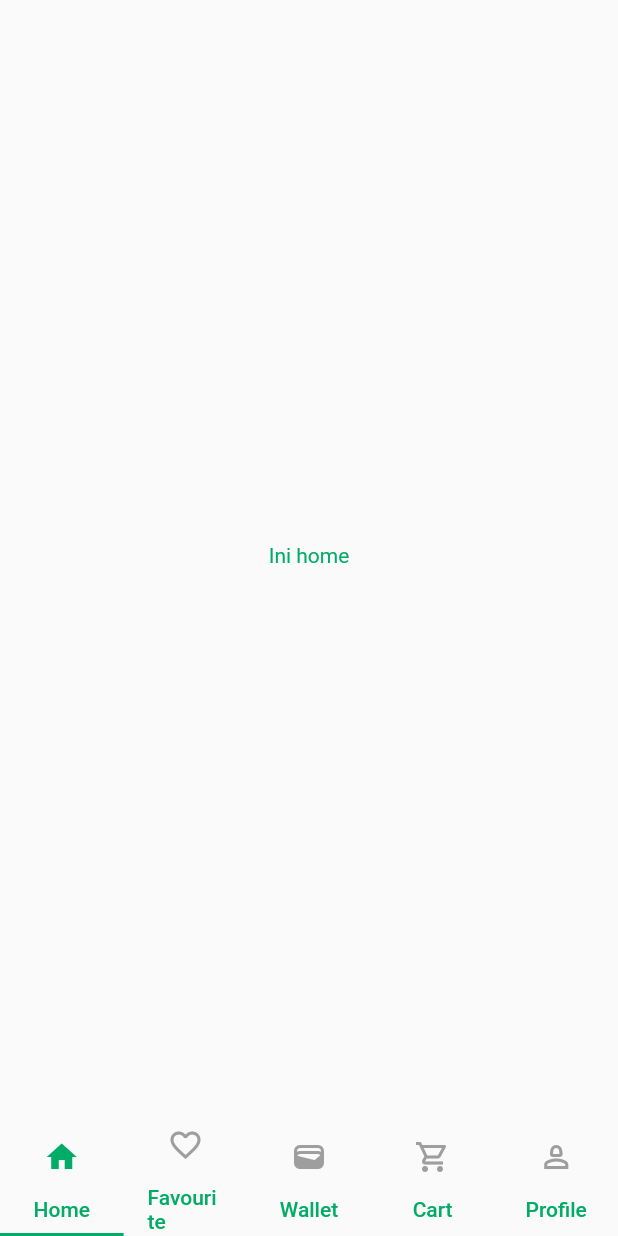
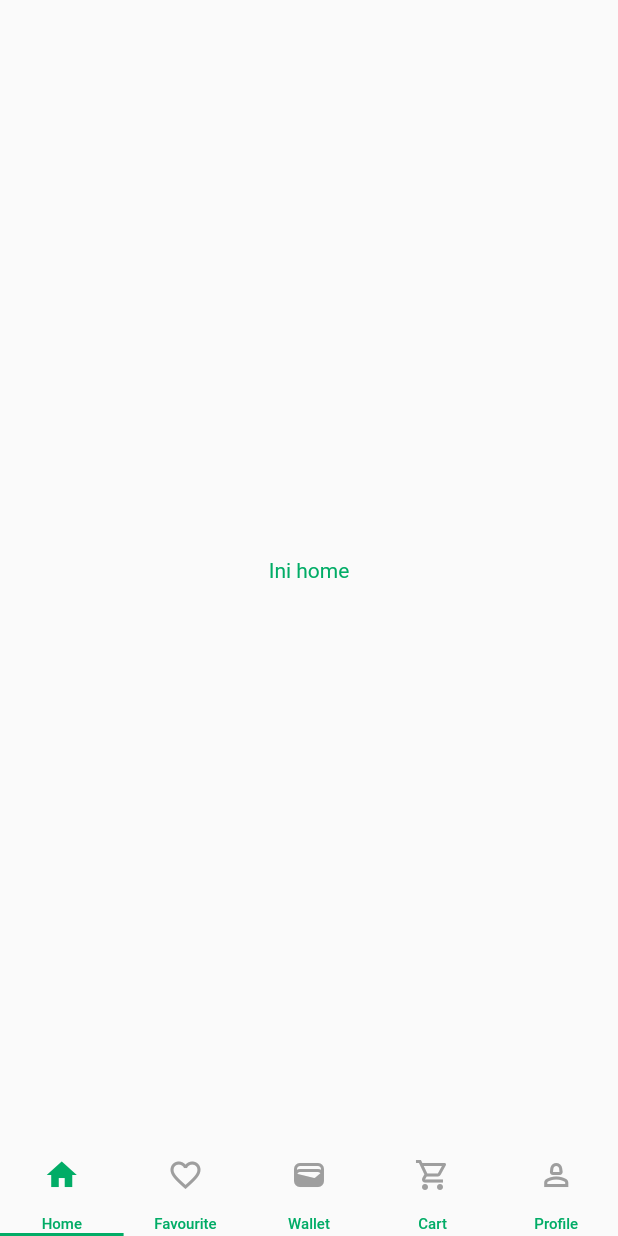
Before and after one commit to ramaagusdwi/grocery_mobile_app, a Flutter app: the screen it shows after launch, on a phone screen of 412 x 824 dp. Run offline on Flutter 3.47's test engine with Material 2 defaults, Android fonts, the phone set to English and light mode, and no system bars; our stand-ins replace go_router.

Commit message:
ganti font size

```diff
--- a/lib/resources/text_style_resource.dart
+++ b/lib/resources/text_style_resource.dart
@@ -6,7 +6,13 @@ final textStyle14PrimaryColor = TextStyle(
   fontSize: 14,
 );
 
-final textStyle14BlackColor = TextStyle(
+
+final textStyle10PrimaryColor = TextStyle(
   color: primaryColor,
-  fontSize: 14,
+  fontSize: 10,
 );
+
+final textStyle10BlackColor = TextStyle(
+  color: primaryColor,
+  fontSize: 10,
+);
--- a/lib/screens/main_screen.dart
+++ b/lib/screens/main_screen.dart
@@ -89,7 +89,7 @@ class _MainScreenState extends State<MainScreen>
                 GapHeight(4),
                 Text(
                   'Home',
-                  style: textStyle14PrimaryColor,
+                  style: textStyle10PrimaryColor,
                 )
               ],
             ),
@@ -100,7 +100,7 @@ class _MainScreenState extends State<MainScreen>
                 GapHeight(4),
                 Text(
                   'Favourite',
-                  style: textStyle14BlackColor,
+                  style: textStyle10BlackColor,
                 )
               ],
             ),
@@ -111,7 +111,7 @@ class _MainScreenState extends State<MainScreen>
                 GapHeight(4),
                 Text(
                   'Wallet',
-                  style: textStyle14BlackColor,
+                  style: textStyle10BlackColor,
                 )
               ],
             ),
@@ -122,7 +122,7 @@ class _MainScreenState extends State<MainScreen>
                 GapHeight(4),
                 Text(
                   'Cart',
-                  style: textStyle14BlackColor,
+                  style: textStyle10BlackColor,
                 )
               ],
             ),
@@ -133,7 +133,7 @@ class _MainScreenState extends State<MainScreen>
                 GapHeight(4),
                 Text(
                   'Profile',
-                  style: textStyle14BlackColor,
+                  style: textStyle10BlackColor,
                 )
               ],
             ),
```
